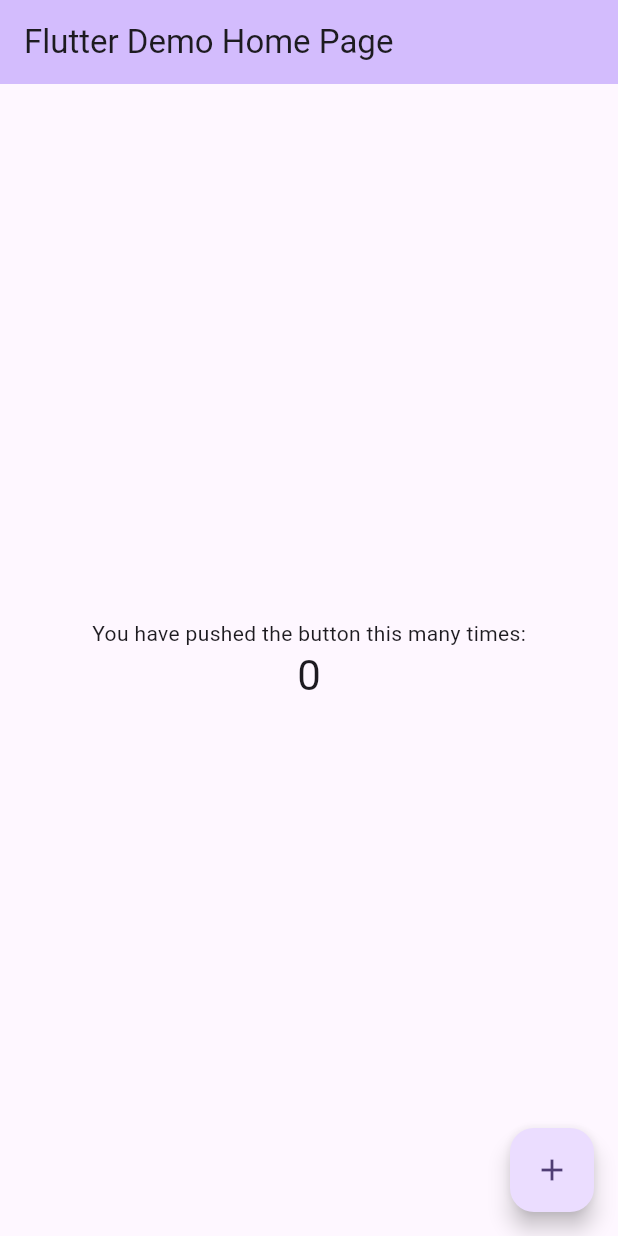
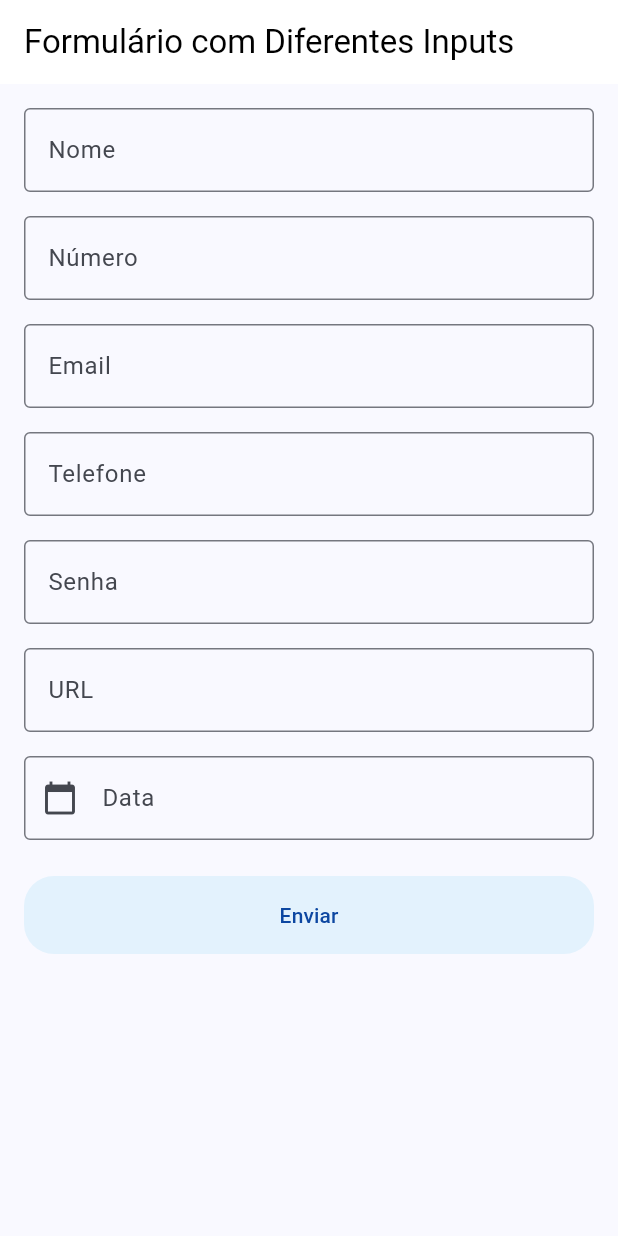
Before and after one commit to JoseMamede/meu_projeto_formularios, a Flutter app: the screen it shows after launch, on a phone screen of 412 x 824 dp. Run offline on Flutter 3.47's test engine with Material 3 defaults, Android fonts, the phone set to English and light mode, and no system bars.

Commit message:
feat: exercicio 1 concluido, e é isso

```diff
--- /dev/null
+++ b/lib/exercicio1/screens/inputs_screen.dart
@@ -0,0 +1,192 @@
+import 'package:flutter/material.dart';
+
+class NicknameScreen extends StatefulWidget {
+  const NicknameScreen({super.key});
+
+  @override
+  State<NicknameScreen> createState() => _NicknameScreenState();
+}
+
+class _NicknameScreenState extends State<NicknameScreen> {
+  final _formKey = GlobalKey<FormState>();
+
+  // Controllers para cada campo do formulário
+  final _nomeController = TextEditingController();
+  final _numeroController = TextEditingController();
+  final _emailController = TextEditingController();
+  final _telefoneController = TextEditingController();
+  final _senhaController = TextEditingController();
+  final _urlController = TextEditingController();
+  final _dataController = TextEditingController();
+
+  @override
+  void dispose() {
+    _nomeController.dispose();
+    _numeroController.dispose();
+    _emailController.dispose();
+    _telefoneController.dispose();
+    _senhaController.dispose();
+    _urlController.dispose();
+    _dataController.dispose();
+    super.dispose();
+  }
+
+  // Função para abrir o seletor de data (Date Picker) ao clicar no campo de Data
+  Future<void> _selecionarData(BuildContext context) async {
+    final DateTime? selecionada = await showDatePicker(
+      context: context,
+      initialDate: DateTime.now(),
+      firstDate: DateTime(2000),
+      lastDate: DateTime(2100),
+    );
+    if (selecionada != null) {
+      setState(() {
+        // Formata a data de forma simples (DD/MM/AAAA) para exibir no campo
+        _dataController.text = "${selecionada.day}/${selecionada.month}/${selecionada.year}";
+      });
+    }
+  }
+
+  void _submitForm() {
+    if (_formKey.currentState!.validate()) {
+      ScaffoldMessenger.of(context).showSnackBar(
+        const SnackBar(
+          content: Text('Formulário enviado com sucesso!'),
+          backgroundColor: Colors.green,
+        ),
+      );
+    }
+  }
+
+  @override
+  Widget build(BuildContext context) {
+    return Scaffold(
+      appBar: AppBar(
+        title: const Text('Formulário com Diferentes Inputs'),
+        backgroundColor: Colors.white,
+        foregroundColor: Colors.black,
+        elevation: 0,
+      ),
+      body: SingleChildScrollView(
+        padding: const EdgeInsets.all(16.0),
+        child: Form(
+          key: _formKey,
+          child: Column(
+            crossAxisAlignment: CrossAxisAlignment.stretch,
+            children: [
+              // 1. Campo Nome
+              TextFormField(
+                controller: _nomeController,
+                decoration: const InputDecoration(
+                  labelText: 'Nome',
+                  border: OutlineInputBorder(),
+                ),
+                validator: (value) =>
+                    value == null || value.isEmpty ? 'Campo obrigatório' : null,
+              ),
+              const SizedBox(height: 16),
+
+              // 2. Campo Número
+              TextFormField(
+                controller: _numeroController,
+                keyboardType: TextInputType.number, // Configura teclado numérico
+                decoration: const InputDecoration(
+                  labelText: 'Número',
+                  border: OutlineInputBorder(),
+                ),
+                validator: (value) =>
+                    value == null || value.isEmpty ? 'Campo obrigatório' : null,
+              ),
+              const SizedBox(height: 16),
+
+              // 3. Campo Email
+              TextFormField(
+                controller: _emailController,
+                keyboardType: TextInputType.emailAddress, // Configura teclado de email
+                decoration: const InputDecoration(
+                  labelText: 'Email',
+                  border: OutlineInputBorder(),
+                ),
+                validator: (value) {
+                  if (value == null || value.isEmpty) return 'Campo obrigatório';
+                  if (!value.contains('@')) return 'Insira um e-mail válido';
+                  return null;
+                },
+              ),
+              const SizedBox(height: 16),
+
+              // 4. Campo Telefone
+              TextFormField(
+                controller: _telefoneController,
+                keyboardType: TextInputType.phone, // Configura teclado telefônico
+                decoration: const InputDecoration(
+                  labelText: 'Telefone',
+                  border: OutlineInputBorder(),
+                ),
+                validator: (value) =>
+                    value == null || value.isEmpty ? 'Campo obrigatório' : null,
+              ),
+              const SizedBox(height: 16),
+
+              // 5. Campo Senha
+              TextFormField(
+                controller: _senhaController,
+                obscureText: true, // Oculta os caracteres digitados
+                decoration: const InputDecoration(
+                  labelText: 'Senha',
+                  border: OutlineInputBorder(),
+                ),
+                validator: (value) =>
+                    value == null || value.isEmpty ? 'Campo obrigatório' : null,
+              ),
+              const SizedBox(height: 16),
+
+              // 6. Campo URL
+              TextFormField(
+                controller: _urlController,
+                keyboardType: TextInputType.url, // Configura teclado de links/URL
+                decoration: const InputDecoration(
+                  labelText: 'URL',
+                  border: OutlineInputBorder(),
+                ),
+                validator: (value) =>
+                    value == null || value.isEmpty ? 'Campo obrigatório' : null,
+              ),
+              const SizedBox(height: 16),
+
+              // 7. Campo Data (Clicável para abrir o calendário)
+              TextFormField(
+                controller: _dataController,
+                readOnly: true, // Impede digitação manual pelo teclado
+                onTap: () => _selecionarData(context), // Abre o calendário ao clicar
+                decoration: const InputDecoration(
+                  labelText: 'Data',
+                  border: OutlineInputBorder(),
+                  prefixIcon: Icon(Icons.calendar_today),
+                ),
+                validator: (value) =>
+                    value == null || value.isEmpty ? 'Selecione uma data' : null,
+              ),
+              const SizedBox(height: 24),
+
+              // Botão Enviar
+              ElevatedButton(
+                onPressed: () => _submitForm(),
+                style: ElevatedButton.styleFrom(
+                  padding: const EdgeInsets.symmetric(vertical: 16),
+                  backgroundColor: Colors.blue.shade50,
+                  foregroundColor: Colors.blue.shade900,
+                  elevation: 0,
+                  shape: RoundedRectangleBorder(
+                    borderRadius: BorderRadius.circular(20),
+                  ),
+                ),
+                child: const Text('Enviar'),
+              ),
+            ],
+          ),
+        ),
+      ),
+    );
+  }
+}
--- a/lib/main.dart
+++ b/lib/main.dart
@@ -1,4 +1,5 @@
 import 'package:flutter/material.dart';
+import 'exercicio1/screens/inputs_screen.dart'; // Import atualizado
 
 void main() {
   runApp(const MyApp());
@@ -7,116 +8,16 @@ void main() {
 class MyApp extends StatelessWidget {
   const MyApp({super.key});
 
-  // This widget is the root of your application.
   @override
   Widget build(BuildContext context) {
     return MaterialApp(
-      title: 'Flutter Demo',
+      title: 'Exercício 1 - Inputs',
+      debugShowCheckedModeBanner: false,
       theme: ThemeData(
-        // This is the theme of your application.
-        //
-        // TRY THIS: Try running your application with "flutter run". You'll see
-        // the application has a purple toolbar. Then, without quitting the app,
-        // try changing the seedColor in the colorScheme below to Colors.green
-        // and then invoke "hot reload" (save your changes or press the "hot
-        // reload" button in a Flutter-supported IDE, or press "r" if you used
-        // the command line to start the app).
-        //
-        // Notice that the counter didn't reset back to zero; the application
-        // state is not lost during the reload. To reset the state, use hot
-        // restart instead.
-        //
-        // This works for code too, not just values: Most code changes can be
-        // tested with just a hot reload.
-        colorScheme: .fromSeed(seedColor: Colors.deepPurple),
+        colorScheme: ColorScheme.fromSeed(seedColor: Colors.blueAccent),
+        useMaterial3: true,
       ),
-      home: const MyHomePage(title: 'Flutter Demo Home Page'),
+      home: const NicknameScreen(), // chamando a classe do formulário
     );
   }
 }
-
-class MyHomePage extends StatefulWidget {
-  const MyHomePage({super.key, required this.title});
-
-  // This widget is the home page of your application. It is stateful, meaning
-  // that it has a State object (defined below) that contains fields that affect
-  // how it looks.
-
-  // This class is the configuration for the state. It holds the values (in this
-  // case the title) provided by the parent (in this case the App widget) and
-  // used by the build method of the State. Fields in a Widget subclass are
-  // always marked "final".
-
-  final String title;
-
-  @override
-  State<MyHomePage> createState() => _MyHomePageState();
-}
-
-class _MyHomePageState extends State<MyHomePage> {
-  int _counter = 0;
-
-  void _incrementCounter() {
-    setState(() {
-      // This call to setState tells the Flutter framework that something has
-      // changed in this State, which causes it to rerun the build method below
-      // so that the display can reflect the updated values. If we changed
-      // _counter without calling setState(), then the build method would not be
-      // called again, and so nothing would appear to happen.
-      _counter++;
-    });
-  }
-
-  @override
-  Widget build(BuildContext context) {
-    // This method is rerun every time setState is called, for instance as done
-    // by the _incrementCounter method above.
-    //
-    // The Flutter framework has been optimized to make rerunning build methods
-    // fast, so that you can just rebuild anything that needs updating rather
-    // than having to individually change instances of widgets.
-    return Scaffold(
-      appBar: AppBar(
-        // TRY THIS: Try changing the color here to a specific color (to
-        // Colors.amber, perhaps?) and trigger a hot reload to see the AppBar
-        // change color while the other colors stay the same.
-        backgroundColor: Theme.of(context).colorScheme.inversePrimary,
-        // Here we take the value from the MyHomePage object that was created by
-        // the App.build method, and use it to set our appbar title.
-        title: Text(widget.title),
-      ),
-      body: Center(
-        // Center is a layout widget. It takes a single child and positions it
-        // in the middle of the parent.
-        child: Column(
-          // Column is also a layout widget. It takes a list of children and
-          // arranges them vertically. By default, it sizes itself to fit its
-          // children horizontally, and tries to be as tall as its parent.
-          //
-          // Column has various properties to control how it sizes itself and
-          // how it positions its children. Here we use mainAxisAlignment to
-          // center the children vertically; the main axis here is the vertical
-          // axis because Columns are vertical (the cross axis would be
-          // horizontal).
-          //
-          // TRY THIS: Invoke "debug painting" (choose the "Toggle Debug Paint"
-          // action in the IDE, or press "p" in the console), to see the
-          // wireframe for each widget.
-          mainAxisAlignment: .center,
-          children: [
-            const Text('You have pushed the button this many times:'),
-            Text(
-              '$_counter',
-              style: Theme.of(context).textTheme.headlineMedium,
-            ),
-          ],
-        ),
-      ),
-      floatingActionButton: FloatingActionButton(
-        onPressed: _incrementCounter,
-        tooltip: 'Increment',
-        child: const Icon(Icons.add),
-      ),
-    );
-  }
-}
```
Also changed, not shown: lib/exercicio1/screens/nickname_screen.dart (deleted), lib/exercicio1/utils/nickname_formatter.dart (deleted).
